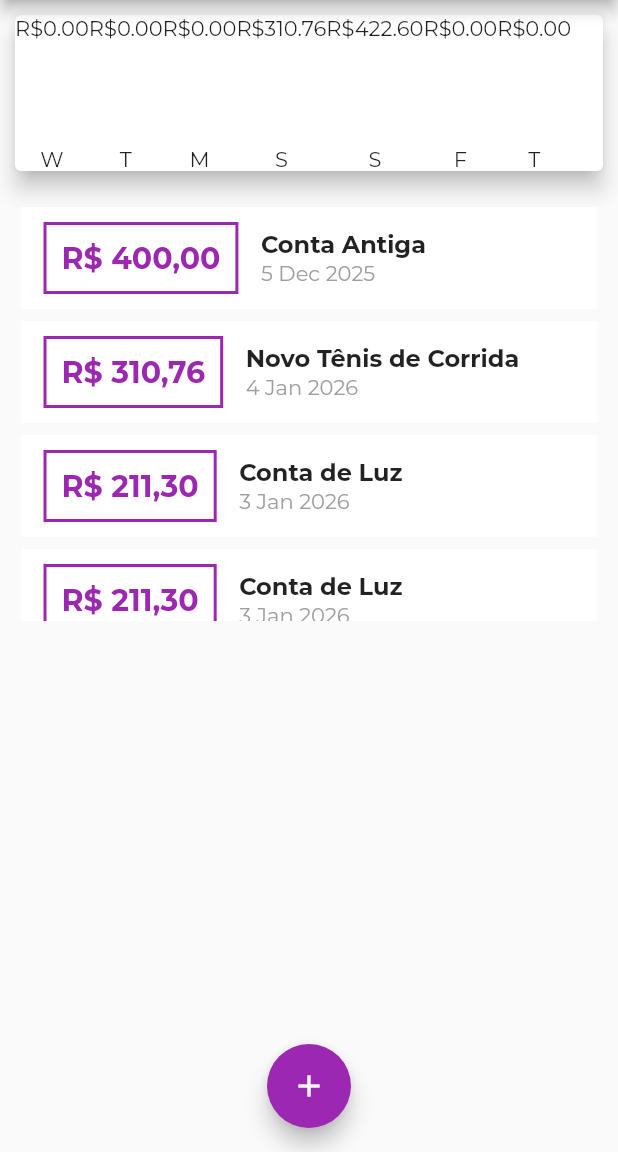
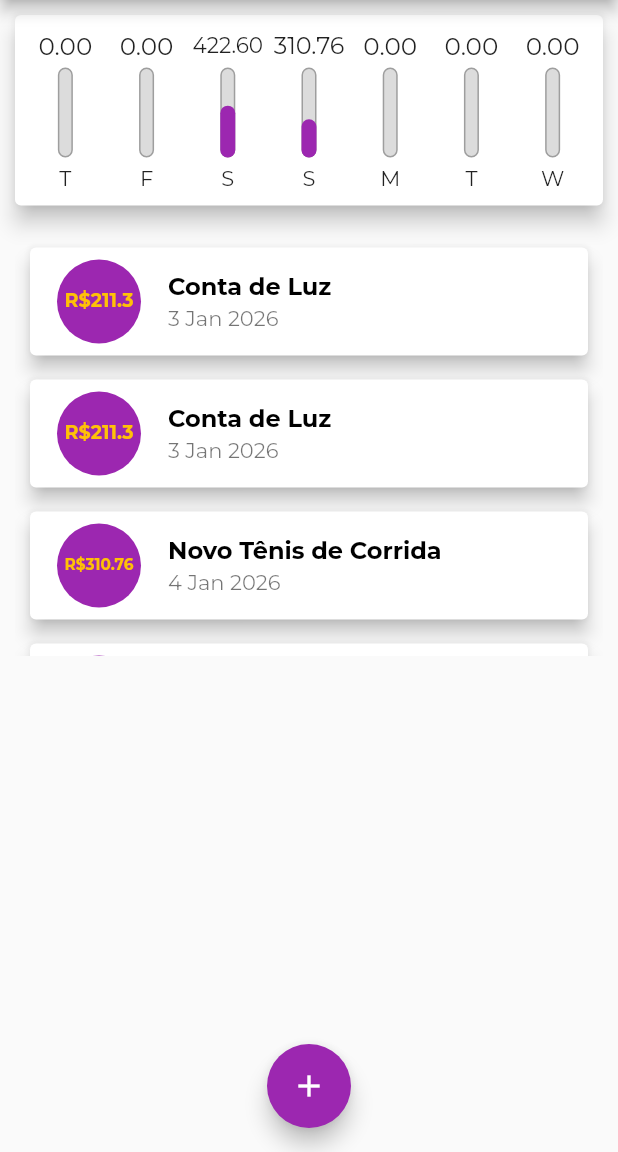
Before and after one commit to nectweb/curso-app-despesesas-flutter, a Flutter app: the screen it shows after launch, on a phone screen of 412 x 824 dp, the part 84-1236 px from its top. Run offline on Flutter 3.47's test engine with Material 3 defaults, Android fonts, the phone set to English and light mode, and no system bars.

Commit message:
Fixado erros de layout

```diff
--- a/lib/components/chart.dart
+++ b/lib/components/chart.dart
@@ -25,23 +25,36 @@
       }
 
       return {'day': DateFormat.E().format(weekDay)[0], 'value': totalSum};
+    }).reversed.toList();
+  }
+
+  double get _wekkeDayTotal {
+    return groupedTransactions.fold(0.0, (sum, tr) {
+      return sum + (tr['value'] as double);
     });
   }
 
   @override
   Widget build(BuildContext context) {
-    groupedTransactions;
     return Card(
       elevation: 6,
       margin: const EdgeInsets.all(10),
+      child: Padding(
+        padding: const EdgeInsets.all(10),
         child: Row(
+          mainAxisAlignment: MainAxisAlignment.spaceAround,
+          spacing: 7,
           children: groupedTransactions.map((tr) {
-          return ChartBar(
+            return Flexible(
+              fit: FlexFit.tight,
+              child: ChartBar(
                 label: tr['day'].toString(),
                 value: double.parse(tr['value'].toString()),
-            percentage: 0,
+                percentage: (tr['value'] as double) / _wekkeDayTotal,
+              ),
             );
           }).toList(),
+        ),
       ),
     );
   }
--- a/lib/components/chart_bar.dart
+++ b/lib/components/chart_bar.dart
@@ -16,9 +16,36 @@
   Widget build(BuildContext context) {
     return Column(
       children: [
-        Text('R\$${value.toStringAsFixed(2)}'),
+        Container(
+          height: 20,
+          child: FittedBox(child: Text('${value.toStringAsFixed(2)}')),
+        ),
         SizedBox(height: 5),
-        Container(height: 60, width: 10, child: null),
+        Container(
+          height: 60,
+          width: 10,
+          child: Stack(
+            alignment: AlignmentGeometry.bottomCenter,
+            children: [
+              Container(
+                decoration: BoxDecoration(
+                  border: Border.all(color: Colors.grey, width: 1.0),
+                  borderRadius: BorderRadius.circular(5),
+                  color: Color.fromRGBO(220, 220, 220, 1),
+                ),
+              ),
+              FractionallySizedBox(
+                heightFactor: percentage,
+                child: Container(
+                  decoration: BoxDecoration(
+                    borderRadius: BorderRadius.circular(5),
+                    color: Colors.purple,
+                  ),
+                ),
+              ),
+            ],
+          ),
+        ),
         SizedBox(height: 5),
         Text(label),
       ],
--- a/lib/components/transactions_list.dart
+++ b/lib/components/transactions_list.dart
@@ -36,47 +36,36 @@
               itemBuilder: (ctx, index) {
                 final tr = transactions[index];
                 return Card(
-                  elevation: 0,
-                  shape: RoundedRectangleBorder(
-                    borderRadius: BorderRadiusGeometry.all(Radius.zero),
+                  elevation: 5,
+                  margin: EdgeInsetsGeometry.symmetric(
+                    vertical: 8,
+                    horizontal: 10,
                   ),
-                  child: Row(
-                    children: [
-                      Container(
-                        margin: EdgeInsets.symmetric(
-                          horizontal: 15,
-                          vertical: 10,
-                        ),
-                        decoration: BoxDecoration(
-                          border: Border.all(width: 2, color: Colors.purple),
-                        ),
-                        padding: EdgeInsets.all(10),
-                        child: Text(
-                          style: TextStyle(
-                            color: Colors.purple,
-                            fontWeight: FontWeight.bold,
-                            fontSize: 20,
+                  child: ListTile(
+                    leading: CircleAvatar(
+                      radius: 30,
+                      backgroundColor: Colors.purple,
+                      child: Padding(
+                        padding: const EdgeInsets.all(7),
+                        child: FittedBox(
+                          child: Text(
+                            'R\$${tr.value}',
+                            style: TextStyle(
+                              color: Colors.amber,
+                              fontWeight: FontWeight.w700,
+                            ),
                           ),
-                          'R\$ ${tr.value.toStringAsFixed(2).replaceAll('.', ',')}',
                         ),
                       ),
-                      Column(
-                        crossAxisAlignment: CrossAxisAlignment.start,
-                        children: [
-                          Text(
-                            style: TextStyle(
-                              fontWeight: FontWeight.bold,
-                              fontSize: 16,
-                            ),
-                            tr.title,
-                          ),
-                          Text(
-                            style: TextStyle(color: Colors.grey),
-                            DateFormat('d MMM y').format(tr.date),
-                          ),
-                        ],
+                    ),
+                    title: Text(
+                      tr.title,
+                      style: TextStyle(
+                        color: Colors.black,
+                        fontWeight: FontWeight.bold,
                       ),
-                    ],
+                    ),
+                    subtitle: Text(DateFormat('d MMM y').format(tr.date)),
                   ),
                 );
               },
--- a/lib/main.dart
+++ b/lib/main.dart
@@ -127,7 +127,7 @@
             Column(
               children: [
                 Chart(_recentTransactions),
-                TransactionsList(transactions: _transactions),
+                TransactionsList(transactions: _transactions.reversed.toList()),
               ],
             ),
           ],
```
Lines whose indentation alone changed are shown as unchanged.
